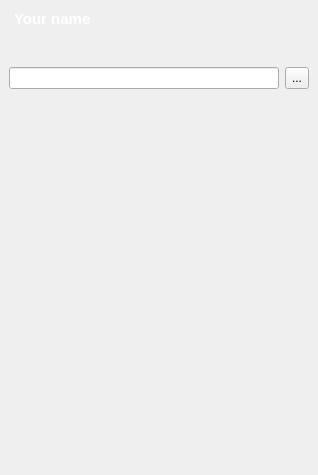
Above: src/modules/im/src/widget/ChatWidget.ui from okstar-org/ok-msg-desktop before the change. Below: the same form after it.
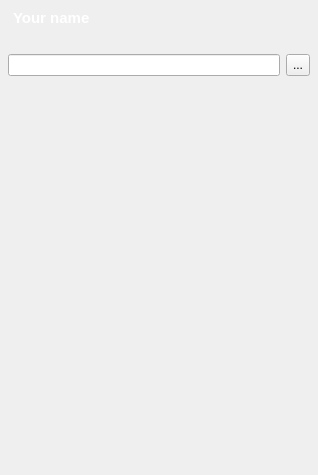
That is the form after the change. Custom widgets are drawn as their Qt base class.

What changed in the file:
```diff
--- a/src/modules/im/src/widget/ChatWidget.ui
+++ b/src/modules/im/src/widget/ChatWidget.ui
@@ -101,20 +101,17 @@
          </size>
         </property>
         <layout class="QVBoxLayout" name="statusLayout">
-         <property name="spacing">
-          <number>0</number>
-         </property>
          <property name="leftMargin">
-          <number>0</number>
+          <number>8</number>
          </property>
          <property name="topMargin">
-          <number>0</number>
+          <number>8</number>
          </property>
          <property name="rightMargin">
-          <number>0</number>
+          <number>8</number>
          </property>
          <property name="bottomMargin">
-          <number>0</number>
+          <number>8</number>
          </property>
          <item>
           <widget class="QWidget" name="statusHead" native="true">
@@ -128,6 +125,18 @@
             </sizepolicy>
            </property>
            <layout class="QGridLayout" name="gridLayout_2">
+            <property name="leftMargin">
+             <number>0</number>
+            </property>
+            <property name="topMargin">
+             <number>0</number>
+            </property>
+            <property name="rightMargin">
+             <number>0</number>
+            </property>
+            <property name="bottomMargin">
+             <number>0</number>
+            </property>
             <item row="0" column="0">
              <layout class="QHBoxLayout" name="myProfile">
               <property name="spacing">
@@ -639,97 +648,6 @@
                     <verstretch>0</verstretch>
                    </sizepolicy>
                   </property>
-                  <property name="palette">
-                   <palette>
-                    <active>
-                     <colorrole role="WindowText">
-                      <brush brushstyle="SolidPattern">
-                       <color alpha="255">
-                        <red>193</red>
-                        <green>193</green>
-                        <blue>193</blue>
-                       </color>
-                      </brush>
-                     </colorrole>
-                     <colorrole role="Text">
-                      <brush brushstyle="SolidPattern">
-                       <color alpha="255">
-                        <red>193</red>
-                        <green>193</green>
-                        <blue>193</blue>
-                       </color>
-                      </brush>
-                     </colorrole>
-                     <colorrole role="PlaceholderText">
-                      <brush brushstyle="NoBrush">
-                       <color alpha="128">
-                        <red>193</red>
-                        <green>193</green>
-                        <blue>193</blue>
-                       </color>
-                      </brush>
-                     </colorrole>
-                    </active>
-                    <inactive>
-                     <colorrole role="WindowText">
-                      <brush brushstyle="SolidPattern">
-                       <color alpha="255">
-                        <red>193</red>
-                        <green>193</green>
-                        <blue>193</blue>
-                       </color>
-                      </brush>
-                     </colorrole>
-                     <colorrole role="Text">
-                      <brush brushstyle="SolidPattern">
-                       <color alpha="255">
-                        <red>193</red>
-                        <green>193</green>
-                        <blue>193</blue>
-                       </color>
-                      </brush>
-                     </colorrole>
-                     <colorrole role="PlaceholderText">
-                      <brush brushstyle="NoBrush">
-                       <color alpha="128">
-                        <red>193</red>
-                        <green>193</green>
-                        <blue>193</blue>
-                       </color>
-                      </brush>
-                     </colorrole>
-                    </inactive>
-                    <disabled>
-                     <colorrole role="WindowText">
-                      <brush brushstyle="SolidPattern">
-                       <color alpha="255">
-                        <red>14</red>
-                        <green>14</green>
-                        <blue>14</blue>
-                       </color>
-                      </brush>
-                     </colorrole>
-                     <colorrole role="Text">
-                      <brush brushstyle="SolidPattern">
-                       <color alpha="255">
-                        <red>14</red>
-                        <green>14</green>
-                        <blue>14</blue>
-                       </color>
-                      </brush>
-                     </colorrole>
-                     <colorrole role="PlaceholderText">
-                      <brush brushstyle="NoBrush">
-                       <color alpha="128">
-                        <red>193</red>
-                        <green>193</green>
-                        <blue>193</blue>
-                       </color>
-                      </brush>
-                     </colorrole>
-                    </disabled>
-                   </palette>
-                  </property>
                   <property name="font">
                    <font>
                     <pointsize>8</pointsize>
@@ -827,6 +745,18 @@
             </sizepolicy>
            </property>
            <layout class="QVBoxLayout" name="verticalLayout_3">
+            <property name="leftMargin">
+             <number>0</number>
+            </property>
+            <property name="topMargin">
+             <number>0</number>
+            </property>
+            <property name="rightMargin">
+             <number>0</number>
+            </property>
+            <property name="bottomMargin">
+             <number>0</number>
+            </property>
             <item>
              <layout class="QHBoxLayout" name="horizontalLayout">
               <item>
@@ -915,11 +845,24 @@
              <rect>
               <x>0</x>
               <y>0</y>
-              <width>316</width>
-              <height>371</height>
+              <width>300</width>
+              <height>373</height>
              </rect>
             </property>
-            <layout class="QVBoxLayout" name="verticalLayout_5"/>
+            <layout class="QVBoxLayout" name="verticalLayout_5">
+             <property name="leftMargin">
+              <number>0</number>
+             </property>
+             <property name="topMargin">
+              <number>0</number>
+             </property>
+             <property name="rightMargin">
+              <number>0</number>
+             </property>
+             <property name="bottomMargin">
+              <number>0</number>
+             </property>
+            </layout>
            </widget>
           </widget>
          </item>
@@ -932,17 +875,23 @@
   </layout>
  </widget>
  <customwidgets>
-  <customwidget>
-   <class>CroppingLabel</class>
-   <extends>QLabel</extends>
-   <header location="global">src/widget/tool/croppinglabel.h</header>
-  </customwidget>
   <customwidget>
    <class>NotificationScrollArea</class>
    <extends>QScrollArea</extends>
    <header location="global">src/widget/notificationscrollarea.h</header>
    <container>1</container>
   </customwidget>
+  <customwidget>
+   <class>CroppingLabel</class>
+   <extends>QLabel</extends>
+   <header location="global">src/widget/tool/croppinglabel.h</header>
+  </customwidget>
+  <customwidget>
+   <class>RoundedMaskContainer</class>
+   <extends>QFrame</extends>
+   <header location="global">src/widget/tool/roundedmaskcontainer.h</header>
+   <container>1</container>
+  </customwidget>
  </customwidgets>
  <resources/>
  <connections/>
```
Left out of the diff: 2 changed lines with no effect on the pictures.
